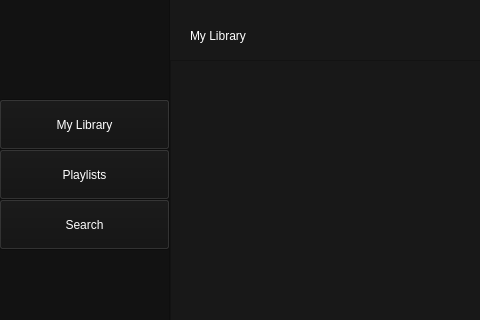
The window that BangerPlayer/mainwindow.ui (skowronsky98/music-player) describes before a commit, drawn with Qt 5; both pictures show x 0 to 480 and y 0 to 320 of the 850 by 600 pixel window.
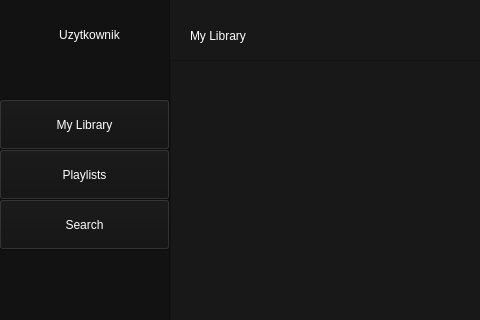
The same window after the commit. Icons and pictures are not drawn.

Patch:
```diff
--- a/BangerPlayer/mainwindow.ui
+++ b/BangerPlayer/mainwindow.ui
@@ -349,6 +349,27 @@
       <string>Search</string>
      </property>
     </widget>
+    <widget class="QLabel" name="userlabel">
+     <property name="geometry">
+      <rect>
+       <x>20</x>
+       <y>20</y>
+       <width>141</width>
+       <height>31</height>
+      </rect>
+     </property>
+     <property name="styleSheet">
+      <string notr="true">
+font: 75 17pt &quot;Arial&quot;;
+color: white;</string>
+     </property>
+     <property name="text">
+      <string>Uzytkownik</string>
+     </property>
+     <property name="alignment">
+      <set>Qt::AlignCenter</set>
+     </property>
+    </widget>
    </widget>
    <widget class="QFrame" name="frame_2">
     <property name="geometry">
```
